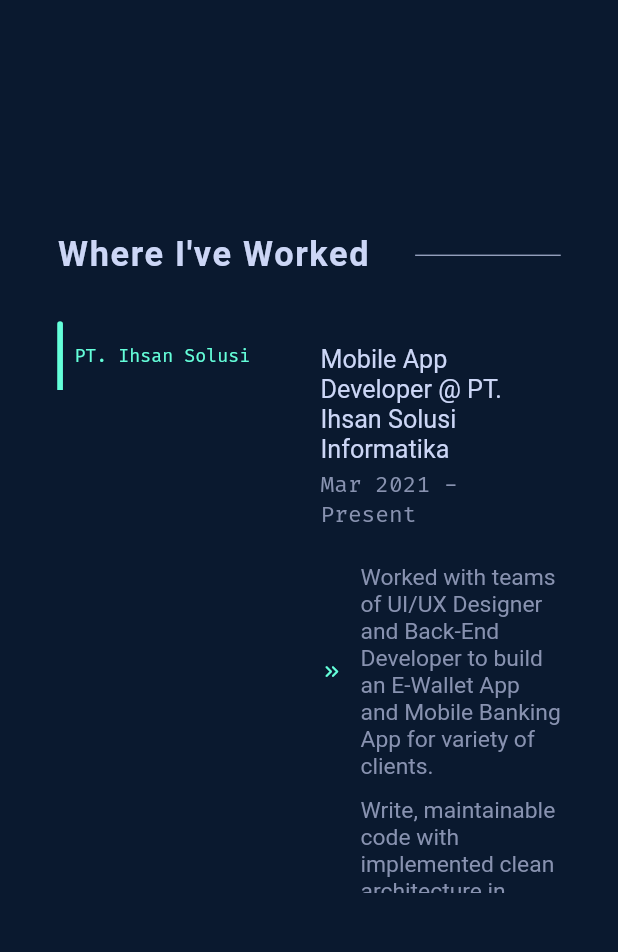
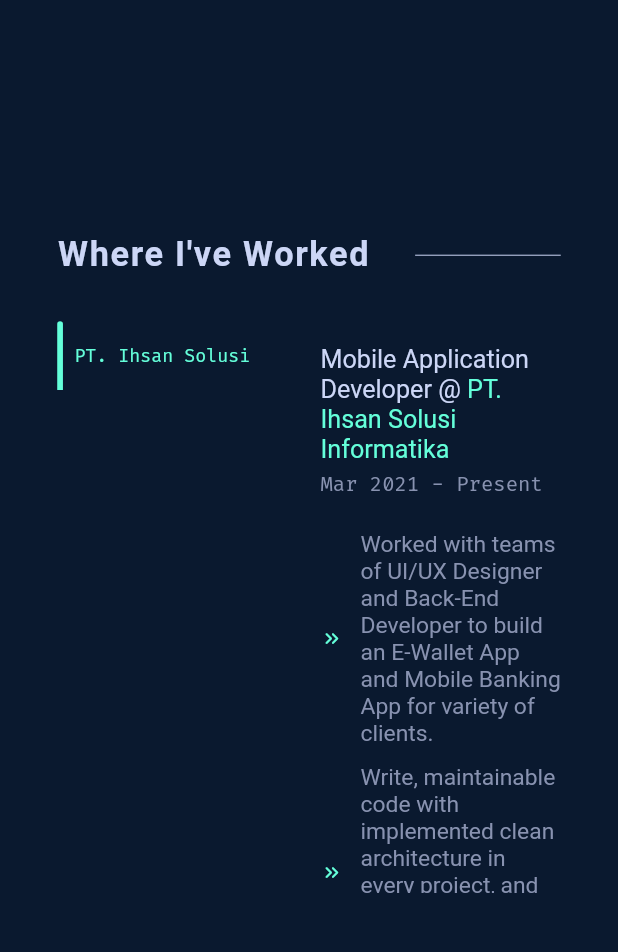
Before and after one commit to fathulaziss/personal-website, a Flutter app: the screen it shows after launch, scrolled down 1658 dp, on a phone screen of 412 x 824 dp, the part 126-1078 px from its top. Run offline on Flutter 3.47's test engine with Material 2 defaults, Android fonts, the phone set to English and light mode, and no system bars; our stand-ins replace flutter_screenutil, google_fonts; missing offline and left inert: dart:html; Roboto replaces fonts that are missing (Heebo).

Commit message:
fix experience

```diff
--- a/lib/data/data.dart
+++ b/lib/data/data.dart
@@ -15,6 +15,6 @@
       'Write, maintainable code with implemented clean architecture in every project, and also supervisioned by senior engineer to write good code.',
       'Communicate with multi-disciplinary teams of engineers, designers, project managers, and clients on a daily basis.',
     ],
-    position: 'Mobile App Developer',
+    position: 'Mobile Application Developer',
   )
 ];
--- /dev/null
+++ b/lib/utils/app_utils.dart
@@ -0,0 +1,9 @@
+// ignore_for_file: avoid_web_libraries_in_flutter
+
+import 'dart:html' as html;
+
+class AppUtils {
+  static Future<void> openLink(String url) async {
+    html.window.open(url, '_blank');
+  }
+}
--- a/lib/widgets/others/experience.dart
+++ b/lib/widgets/others/experience.dart
@@ -2,7 +2,7 @@
 import 'package:flutter_screenutil/flutter_screenutil.dart';
 import 'package:personal_website/styles/colors.dart';
 import 'package:personal_website/styles/styles.dart';
-import 'package:personal_website/widgets/others/experience_detail_one.dart';
+import 'package:personal_website/widgets/others/experience_detail.dart';
 
 class Experience extends StatelessWidget {
   const Experience({Key? key}) : super(key: key);
@@ -42,7 +42,7 @@
             ],
           ),
           verticalSpace(40.h),
-          const ExperienceDetailOne(),
+          const ExperienceDetail(),
           verticalSpace(MediaQuery.of(context).size.height / 6),
         ],
       ),
--- /dev/null
+++ b/lib/widgets/others/experience_detail.dart
@@ -0,0 +1,53 @@
+import 'package:flutter/material.dart';
+import 'package:flutter_screenutil/flutter_screenutil.dart';
+import 'package:personal_website/data/data.dart';
+import 'package:personal_website/styles/styles.dart';
+import 'package:personal_website/widgets/others/experience_detail_desc.dart';
+import 'package:personal_website/widgets/others/experience_detail_title.dart';
+
+class ExperienceDetail extends StatefulWidget {
+  const ExperienceDetail({Key? key}) : super(key: key);
+
+  @override
+  State<ExperienceDetail> createState() => _ExperienceDetailState();
+}
+
+class _ExperienceDetailState extends State<ExperienceDetail> {
+  int selectedIndex = 0;
+
+  @override
+  Widget build(BuildContext context) {
+    return SizedBox(
+      width: double.infinity,
+      height: 500.h,
+      child: Row(
+        children: [
+          SizedBox(
+            width: 200.h,
+            child: ListView.separated(
+              physics: const NeverScrollableScrollPhysics(),
+              itemCount: listExperience.length,
+              separatorBuilder: (context, index) => const SizedBox(),
+              itemBuilder: (context, index) {
+                return ExperienceDetailTitle(
+                  onTap: () {
+                    setState(() {
+                      selectedIndex = index;
+                    });
+                  },
+                  selectedIndex: selectedIndex,
+                  index: index,
+                );
+              },
+            ),
+          ),
+          ExperienceDetailDesc(selectedIndex: selectedIndex),
+          if (MediaQuery.of(context).size.width < 960)
+            const SizedBox()
+          else
+            horizontalSpace(MediaQuery.of(context).size.width / 8),
+        ],
+      ),
+    );
+  }
+}
--- /dev/null
+++ b/lib/widgets/others/experience_detail_desc.dart
@@ -0,0 +1,77 @@
+import 'package:flutter/material.dart';
+import 'package:flutter_screenutil/flutter_screenutil.dart';
+import 'package:personal_website/data/data.dart';
+import 'package:personal_website/styles/colors.dart';
+import 'package:personal_website/styles/styles.dart';
+import 'package:personal_website/utils/app_utils.dart';
+import 'package:personal_website/widgets/others/experience_title.dart';
+
+class ExperienceDetailDesc extends StatelessWidget {
+  const ExperienceDetailDesc({
+    Key? key,
+    required this.selectedIndex,
+  }) : super(key: key);
+
+  final int selectedIndex;
+
+  @override
+  Widget build(BuildContext context) {
+    return Expanded(
+      child: Padding(
+        padding: EdgeInsets.only(left: 30.h),
+        child: Flex(
+          direction: Axis.vertical,
+          crossAxisAlignment: CrossAxisAlignment.start,
+          children: [
+            verticalSpace(20.h),
+            ExperienceTitle(
+              companyName: listExperience[selectedIndex].companyName,
+              onTap: () {
+                AppUtils.openLink(listExperience[selectedIndex].companyLink);
+              },
+              position: listExperience[selectedIndex].position,
+            ),
+            verticalSpace(5.h),
+            Text(
+              listExperience[selectedIndex].duration,
+              style: TextStyles.firaCodeText
+                  .copyWith(fontSize: 18.h, color: AppColor.textColor2),
+            ),
+            verticalSpace(30.h),
+            Expanded(
+              child: ListView.builder(
+                padding: EdgeInsets.zero,
+                // physics: const NeverScrollableScrollPhysics(),
+                itemCount: listExperience[selectedIndex].experiences.length,
+                itemBuilder: (context, index) {
+                  return Padding(
+                    padding: EdgeInsets.only(bottom: 15.h),
+                    child: Row(
+                      children: [
+                        Icon(
+                          Icons.keyboard_double_arrow_right_rounded,
+                          color: AppColor.primaryColor,
+                          size: 20.h,
+                        ),
+                        horizontalSpace(15.h),
+                        Expanded(
+                          child: Text(
+                            listExperience[selectedIndex].experiences[index],
+                            style: TextStyles.heeboText.copyWith(
+                              fontSize: 20.h,
+                              color: AppColor.textColor2,
+                            ),
+                          ),
+                        ),
+                      ],
+                    ),
+                  );
+                },
+              ),
+            )
+          ],
+        ),
+      ),
+    );
+  }
+}
--- a/lib/widgets/others/experience_detail_one.dart
+++ /dev/null
@@ -1,142 +0,0 @@
-import 'package:flutter/material.dart';
-import 'package:flutter_screenutil/flutter_screenutil.dart';
-import 'package:personal_website/data/data.dart';
-import 'package:personal_website/styles/colors.dart';
-import 'package:personal_website/styles/styles.dart';
-import 'package:personal_website/widgets/buttons/text_button_custom.dart';
-
-class ExperienceDetailOne extends StatefulWidget {
-  const ExperienceDetailOne({Key? key}) : super(key: key);
-
-  @override
-  State<ExperienceDetailOne> createState() => _ExperienceDetailOneState();
-}
-
-class _ExperienceDetailOneState extends State<ExperienceDetailOne> {
-  int selectedIndex = 0;
-
-  @override
-  Widget build(BuildContext context) {
-    return SizedBox(
-      width: double.infinity,
-      height: 500.h,
-      child: Row(
-        children: [
-          SizedBox(
-            width: 200.h,
-            child: ListView.separated(
-              physics: const NeverScrollableScrollPhysics(),
-              itemCount: listExperience.length,
-              itemBuilder: (context, index) {
-                return Row(
-                  children: [
-                    Container(
-                      width: 5.h,
-                      height: 60.h,
-                      decoration: BoxDecoration(
-                        color: selectedIndex == index
-                            ? AppColor.primaryColor
-                            : AppColor.textColor2,
-                        borderRadius: BorderRadius.only(
-                          topLeft: Radius.circular(index == 0 ? 5.h : 0),
-                          topRight: Radius.circular(index == 0 ? 5.h : 0),
-                          bottomLeft: Radius.circular(index == 9 ? 5.h : 0),
-                          bottomRight: Radius.circular(index == 9 ? 5.h : 0),
-                        ),
-                      ),
-                    ),
-                    Expanded(
-                      child: SizedBox(
-                        height: 60.h,
-                        child: TextButtonCustom(
-                          onPressed: () {
-                            setState(() {
-                              selectedIndex = index;
-                            });
-                          },
-                          label: listExperience[index].companyName,
-                          isUseOverlayColor: true,
-                          padding: EdgeInsets.symmetric(
-                            vertical: 20.h,
-                            horizontal: 10.h,
-                          ),
-                          textColor: selectedIndex == index
-                              ? AppColor.primaryColor
-                              : AppColor.textColor1,
-                        ),
-                      ),
-                    ),
-                  ],
-                );
-              },
-              separatorBuilder: (context, index) {
-                return const SizedBox();
-              },
-            ),
-          ),
-          Expanded(
-            child: Padding(
-              padding: EdgeInsets.only(left: 30.h),
-              child: Flex(
-                direction: Axis.vertical,
-                crossAxisAlignment: CrossAxisAlignment.start,
-                children: [
-                  verticalSpace(20.h),
-                  Text(
-                    '${listExperience[selectedIndex].position} @ ${listExperience[selectedIndex].companyName}',
-                    style: TextStyles.heeboText
-                        .copyWith(fontSize: 22.h, color: AppColor.textColor1),
-                  ),
-                  verticalSpace(5.h),
-                  Text(
-                    listExperience[selectedIndex].duration,
-                    style: TextStyles.firaCodeText
-                        .copyWith(fontSize: 20.h, color: AppColor.textColor2),
-                  ),
-                  verticalSpace(30.h),
-                  Expanded(
-                    child: ListView.builder(
-                      padding: EdgeInsets.zero,
-                      // physics: const NeverScrollableScrollPhysics(),
-                      itemCount:
-                          listExperience[selectedIndex].experiences.length,
-                      itemBuilder: (context, index) {
-                        return Padding(
-                          padding: EdgeInsets.only(bottom: 15.h),
-                          child: Row(
-                            children: [
-                              Icon(
-                                Icons.keyboard_double_arrow_right_rounded,
-                                color: AppColor.primaryColor,
-                                size: 20.h,
-                              ),
-                              horizontalSpace(15.h),
-                              Expanded(
-                                child: Text(
-                                  listExperience[selectedIndex]
-                                      .experiences[index],
-                                  style: TextStyles.heeboText.copyWith(
-                                    fontSize: 20.h,
-                                    color: AppColor.textColor2,
-                                  ),
-                                ),
-                              ),
-                            ],
-                          ),
-                        );
-                      },
-                    ),
-                  )
-                ],
-              ),
-            ),
-          ),
-          if (MediaQuery.of(context).size.width < 960)
-            const SizedBox()
-          else
-            horizontalSpace(MediaQuery.of(context).size.width / 8),
-        ],
-      ),
-    );
-  }
-}
--- /dev/null
+++ b/lib/widgets/others/experience_detail_title.dart
@@ -0,0 +1,58 @@
+import 'package:flutter/material.dart';
+import 'package:flutter_screenutil/flutter_screenutil.dart';
+import 'package:personal_website/data/data.dart';
+import 'package:personal_website/styles/colors.dart';
+import 'package:personal_website/widgets/buttons/text_button_custom.dart';
+
+class ExperienceDetailTitle extends StatelessWidget {
+  const ExperienceDetailTitle({
+    Key? key,
+    required this.onTap,
+    required this.selectedIndex,
+    required this.index,
+  }) : super(key: key);
+
+  final Function() onTap;
+  final int selectedIndex;
+  final int index;
+
+  @override
+  Widget build(BuildContext context) {
+    return Row(
+      children: [
+        Container(
+          width: 5.h,
+          height: 60.h,
+          decoration: BoxDecoration(
+            color: selectedIndex == index
+                ? AppColor.primaryColor
+                : AppColor.textColor2,
+            borderRadius: BorderRadius.only(
+              topLeft: Radius.circular(index == 0 ? 5.h : 0),
+              topRight: Radius.circular(index == 0 ? 5.h : 0),
+              bottomLeft: Radius.circular(index == 9 ? 5.h : 0),
+              bottomRight: Radius.circular(index == 9 ? 5.h : 0),
+            ),
+          ),
+        ),
+        Expanded(
+          child: SizedBox(
+            height: 60.h,
+            child: TextButtonCustom(
+              onPressed: onTap,
+              label: listExperience[index].companyName,
+              isUseOverlayColor: true,
+              padding: EdgeInsets.symmetric(
+                vertical: 20.h,
+                horizontal: 10.h,
+              ),
+              textColor: selectedIndex == index
+                  ? AppColor.primaryColor
+                  : AppColor.textColor1,
+            ),
+          ),
+        ),
+      ],
+    );
+  }
+}
--- /dev/null
+++ b/lib/widgets/others/experience_title.dart
@@ -0,0 +1,62 @@
+import 'package:flutter/gestures.dart';
+import 'package:flutter/material.dart';
+import 'package:flutter_screenutil/flutter_screenutil.dart';
+import 'package:personal_website/styles/colors.dart';
+import 'package:personal_website/styles/styles.dart';
+
+class ExperienceTitle extends StatefulWidget {
+  const ExperienceTitle({
+    Key? key,
+    required this.companyName,
+    required this.onTap,
+    required this.position,
+  }) : super(key: key);
+
+  final String companyName;
+  final Function() onTap;
+  final String position;
+
+  @override
+  State<ExperienceTitle> createState() => _ExperienceTitleState();
+}
+
+class _ExperienceTitleState extends State<ExperienceTitle> {
+  TextDecoration decoration = TextDecoration.none;
+
+  @override
+  Widget build(BuildContext context) {
+    return RichText(
+      text: TextSpan(
+        text: '${widget.position} ',
+        style: TextStyles.heeboText.copyWith(
+          fontSize: 22.h,
+          color: AppColor.textColor1,
+        ),
+        children: [
+          const TextSpan(text: '@ '),
+          TextSpan(
+            recognizer: TapGestureRecognizer()..onTap = widget.onTap,
+            mouseCursor: MaterialStateMouseCursor.clickable,
+            onEnter: (event) {
+              setState(() {
+                decoration = TextDecoration.underline;
+              });
+            },
+            onExit: (event) {
+              setState(() {
+                decoration = TextDecoration.none;
+              });
+            },
+            text: widget.companyName,
+            style: TextStyles.heeboText.copyWith(
+              fontSize: 22.h,
+              color: AppColor.primaryColor,
+              decoration: decoration,
+              decorationColor: AppColor.primaryColor,
+            ),
+          ),
+        ],
+      ),
+    );
+  }
+}
```
